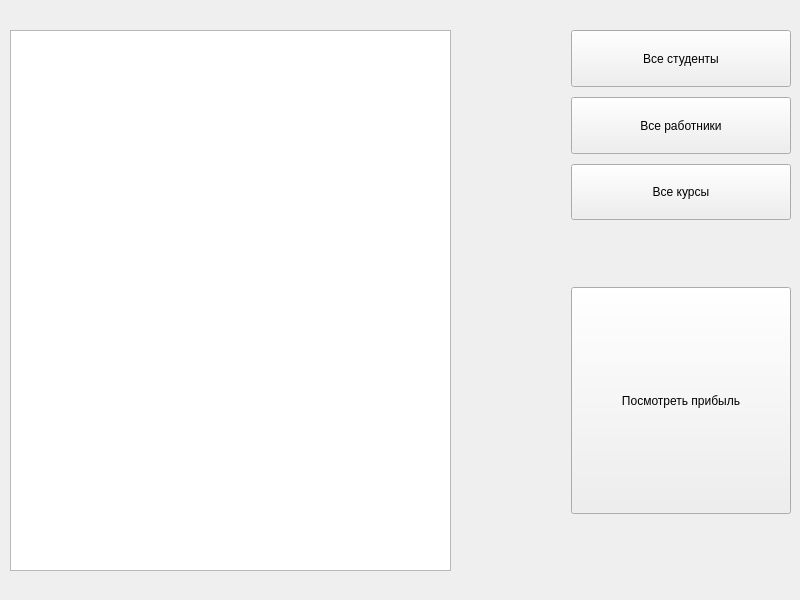
Qt form administrator.ui (lizlizardplease/school_bmstu) before a commit.
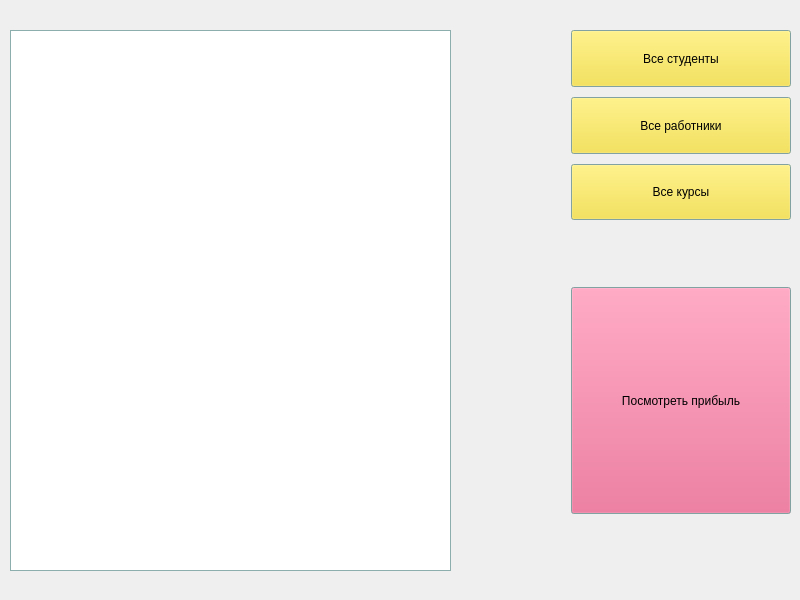
The same form after that commit.

```diff
--- a/administrator.ui
+++ b/administrator.ui
@@ -14,6 +14,97 @@
    <string>MainWindow</string>
   </property>
   <widget class="QWidget" name="centralwidget">
+   <property name="palette">
+    <palette>
+     <active>
+      <colorrole role="Button">
+       <brush brushstyle="SolidPattern">
+        <color alpha="255">
+         <red>244</red>
+         <green>224</green>
+         <blue>50</blue>
+        </color>
+       </brush>
+      </colorrole>
+      <colorrole role="Base">
+       <brush brushstyle="SolidPattern">
+        <color alpha="255">
+         <red>255</red>
+         <green>255</green>
+         <blue>255</blue>
+        </color>
+       </brush>
+      </colorrole>
+      <colorrole role="Window">
+       <brush brushstyle="SolidPattern">
+        <color alpha="255">
+         <red>181</red>
+         <green>227</green>
+         <blue>224</blue>
+        </color>
+       </brush>
+      </colorrole>
+     </active>
+     <inactive>
+      <colorrole role="Button">
+       <brush brushstyle="SolidPattern">
+        <color alpha="255">
+         <red>244</red>
+         <green>224</green>
+         <blue>50</blue>
+        </color>
+       </brush>
+      </colorrole>
+      <colorrole role="Base">
+       <brush brushstyle="SolidPattern">
+        <color alpha="255">
+         <red>255</red>
+         <green>255</green>
+         <blue>255</blue>
+        </color>
+       </brush>
+      </colorrole>
+      <colorrole role="Window">
+       <brush brushstyle="SolidPattern">
+        <color alpha="255">
+         <red>181</red>
+         <green>227</green>
+         <blue>224</blue>
+        </color>
+       </brush>
+      </colorrole>
+     </inactive>
+     <disabled>
+      <colorrole role="Button">
+       <brush brushstyle="SolidPattern">
+        <color alpha="255">
+         <red>244</red>
+         <green>224</green>
+         <blue>50</blue>
+        </color>
+       </brush>
+      </colorrole>
+      <colorrole role="Base">
+       <brush brushstyle="SolidPattern">
+        <color alpha="255">
+         <red>181</red>
+         <green>227</green>
+         <blue>224</blue>
+        </color>
+       </brush>
+      </colorrole>
+      <colorrole role="Window">
+       <brush brushstyle="SolidPattern">
+        <color alpha="255">
+         <red>181</red>
+         <green>227</green>
+         <blue>224</blue>
+        </color>
+       </brush>
+      </colorrole>
+     </disabled>
+    </palette>
+   </property>
    <widget class="QWidget" name="layoutWidget">
     <property name="geometry">
      <rect>
@@ -124,6 +215,43 @@
            <verstretch>0</verstretch>
           </sizepolicy>
          </property>
+         <property name="palette">
+          <palette>
+           <active>
+            <colorrole role="Button">
+             <brush brushstyle="SolidPattern">
+              <color alpha="255">
+               <red>227</red>
+               <green>89</green>
+               <blue>132</blue>
+              </color>
+             </brush>
+            </colorrole>
+           </active>
+           <inactive>
+            <colorrole role="Button">
+             <brush brushstyle="SolidPattern">
+              <color alpha="255">
+               <red>227</red>
+               <green>89</green>
+               <blue>132</blue>
+              </color>
+             </brush>
+            </colorrole>
+           </inactive>
+           <disabled>
+            <colorrole role="Button">
+             <brush brushstyle="SolidPattern">
+              <color alpha="255">
+               <red>227</red>
+               <green>89</green>
+               <blue>132</blue>
+              </color>
+             </brush>
+            </colorrole>
+           </disabled>
+          </palette>
+         </property>
          <property name="text">
           <string>Посмотреть прибыль</string>
          </property>
```
